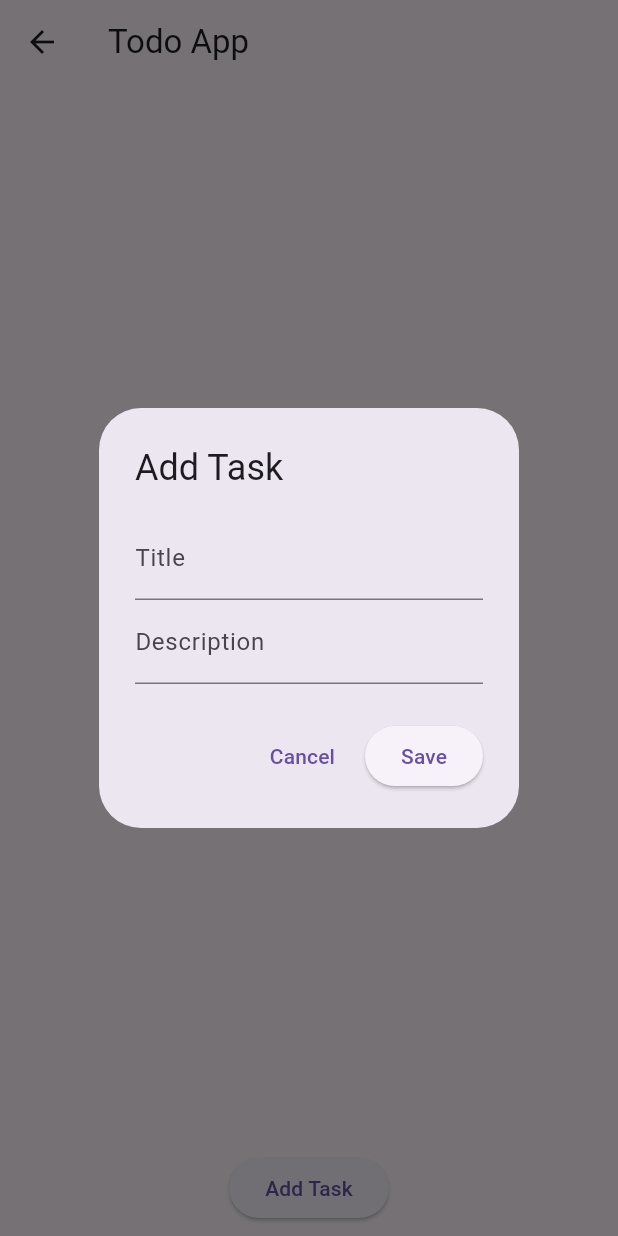
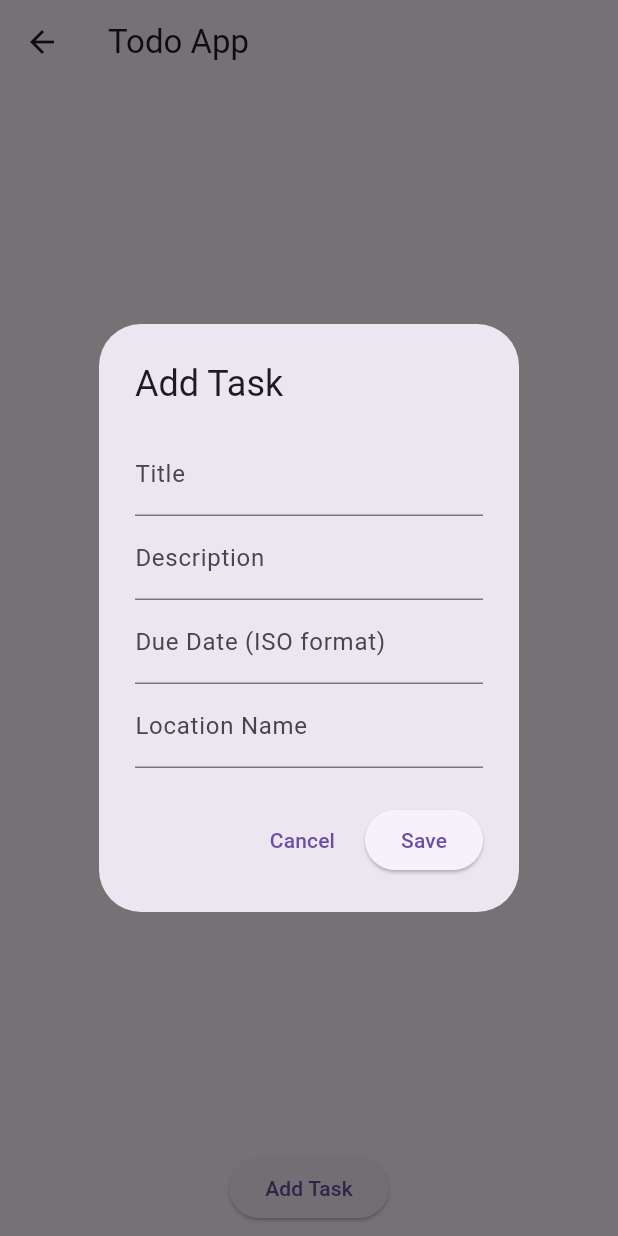
Before and after one commit to lybiomoraesjr/ifsp_bra_tads_brademo_bimonthly_project_02, a Flutter app: the HomePage screen opened directly, after a tap on "Add Task", on a phone screen of 412 x 824 dp. Run offline on Flutter 3.47's test engine with Material 3 defaults, Android fonts, the phone set to English and light mode, and no system bars; our stand-ins replace dio, flutter_dotenv, flutter_secure_storage, geolocator; accounts and stored records are empty.

Commit message:
feat: add new attributes to task

```diff
--- a/lib/models/task_model.dart
+++ b/lib/models/task_model.dart
@@ -1,21 +1,24 @@
-import 'category_model.dart';
-import 'user_model.dart';
+import 'location_model.dart';
 
 class Task {
   final int id;
   final String title;
   final String description;
   final bool done;
-  final User user;
-  final Category category;
+  final String category;
+  final DateTime createdAt;
+  final DateTime? dueDate;
+  final Location? location;
 
   Task({
     required this.id,
     required this.title,
     required this.description,
     required this.done,
-    required this.user,
     required this.category,
+    required this.createdAt,
+    this.dueDate,
+    this.location,
   });
 
   factory Task.fromJson(Map<String, dynamic> json) {
@@ -24,8 +27,10 @@ class Task {
       title: json['title'],
       description: json['description'],
       done: json['done'],
-      user: User.fromJson(json['user']),
-      category: Category.fromJson(json['category']),
+      category: json['category'],
+      createdAt: DateTime.parse(json['createdAt']),
+      dueDate: json['dueDate'] != null ? DateTime.parse(json['dueDate']) : null,
+      location: json['location'] != null ? Location.fromJson(json['location']) : null,
     );
   }
 
@@ -34,7 +39,9 @@ class Task {
         'title': title,
         'description': description,
         'done': done,
-        'user': user.toJson(),
-        'category': category.toJson(),
+        'category': category,
+        'createdAt': createdAt.toIso8601String(),
+        'dueDate': dueDate?.toIso8601String(),
+        'location': location?.toJson(),
       };
 }
--- a/lib/widgets/task_dialog.dart
+++ b/lib/widgets/task_dialog.dart
@@ -1,7 +1,6 @@
 import 'package:flutter/material.dart';
 import '../models/task_model.dart';
-import '../models/user_model.dart';
-import '../models/category_model.dart';
+import '../models/location_model.dart';
 
 class TaskDialog extends StatelessWidget {
   final Task? task;
@@ -12,13 +11,18 @@ class TaskDialog extends StatelessWidget {
   @override
   Widget build(BuildContext context) {
     final titleController = TextEditingController(text: task?.title);
-    final descriptionController = TextEditingController(
-      text: task?.description,
+    final descriptionController = TextEditingController(text: task?.description);
+    final dueDateController = TextEditingController(
+      text: task?.dueDate?.toIso8601String(),
+    );
+    final locationController = TextEditingController(
+      text: task?.location?.locationName,
     );
 
     return AlertDialog(
       title: Text(task == null ? 'Add Task' : 'Edit Task'),
-      content: Column(
+      content: SingleChildScrollView(
+        child: Column(
           mainAxisSize: MainAxisSize.min,
           children: [
             TextField(
@@ -29,7 +33,16 @@ class TaskDialog extends StatelessWidget {
               controller: descriptionController,
               decoration: const InputDecoration(labelText: 'Description'),
             ),
+            TextField(
+              controller: dueDateController,
+              decoration: const InputDecoration(labelText: 'Due Date (ISO format)'),
+            ),
+            TextField(
+              controller: locationController,
+              decoration: const InputDecoration(labelText: 'Location Name'),
+            ),
           ],
+        ),
       ),
       actions: [
         TextButton(
@@ -43,9 +56,19 @@ class TaskDialog extends StatelessWidget {
               title: titleController.text,
               description: descriptionController.text,
               done: task?.done ?? false,
-              user: task?.user ?? User(id: 1, name: 'Default User'),
-              category:
-                  task?.category ?? Category(id: 1, name: 'Default Category'),
+              category: task?.category ?? 'Default Category',
+              createdAt: task?.createdAt ?? DateTime.now(),
+              dueDate: dueDateController.text.isNotEmpty
+                  ? DateTime.parse(dueDateController.text)
+                  : null,
+              location: locationController.text.isNotEmpty
+                  ? Location(
+                      latitude: task?.location?.latitude ?? 0.0,
+                      longitude: task?.location?.longitude ?? 0.0,
+                      locationName: locationController.text,
+                      locationDescription: task?.location?.locationDescription,
+                    )
+                  : null,
             );
 
             onSave(newTask);
```
Lines whose indentation alone changed are shown as unchanged.
